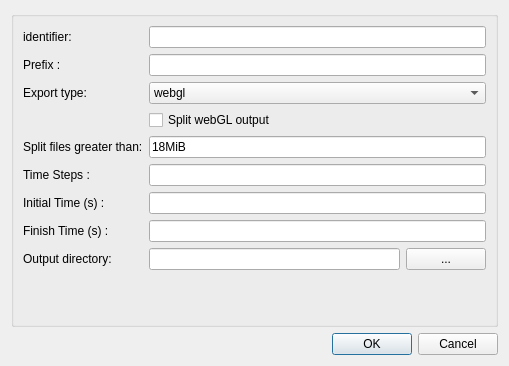
Qt form mapclientplugins/argonsceneexporterstep/qt/configuredialog.ui (mapclient-plugins/mapclientplugins.argonsceneexporterstep) before a commit.
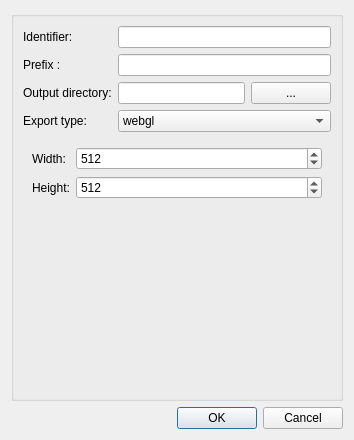
The same form after that commit. The open tabs and pages were chosen to show the change.

Commit message: Update to make use of the new image exporter available from opencmiss.exporter.

Patch:
```diff
--- a/mapclientplugins/argonsceneexporterstep/qt/configuredialog.ui
+++ b/mapclientplugins/argonsceneexporterstep/qt/configuredialog.ui
@@ -6,24 +6,24 @@
    <rect>
     <x>0</x>
     <y>0</y>
-    <width>509</width>
-    <height>366</height>
+    <width>354</width>
+    <height>440</height>
    </rect>
   </property>
   <property name="windowTitle">
    <string>Configure Argon Scene Exporter</string>
   </property>
-  <layout class="QGridLayout" name="gridLayout">
-   <item row="0" column="0">
+  <layout class="QVBoxLayout" name="verticalLayout">
+   <item>
     <widget class="QGroupBox" name="configGroupBox">
      <property name="title">
       <string/>
      </property>
-     <layout class="QFormLayout" name="formLayout">
+     <layout class="QFormLayout" name="formLayout_3">
       <item row="0" column="0">
        <widget class="QLabel" name="label0">
         <property name="text">
-         <string>identifier:  </string>
+         <string>Identifier:  </string>
         </property>
        </widget>
       </item>
@@ -40,44 +40,14 @@
       <item row="1" column="1">
        <widget class="QLineEdit" name="prefix_lineEdit"/>
       </item>
-      <item row="5" column="0">
-       <widget class="QLabel" name="label_4">
-        <property name="text">
-         <string>Time Steps : </string>
-        </property>
-       </widget>
-      </item>
-      <item row="5" column="1">
-       <widget class="QLineEdit" name="timeSteps_lineEdit"/>
-      </item>
-      <item row="6" column="0">
-       <widget class="QLabel" name="label">
-        <property name="text">
-         <string>Initial Time (s) : </string>
-        </property>
-       </widget>
-      </item>
-      <item row="6" column="1">
-       <widget class="QLineEdit" name="initialTime_lineEdit"/>
-      </item>
-      <item row="7" column="0">
-       <widget class="QLabel" name="label_2">
-        <property name="text">
-         <string>Finish Time (s) : </string>
-        </property>
-       </widget>
-      </item>
-      <item row="7" column="1">
-       <widget class="QLineEdit" name="finishTime_lineEdit"/>
-      </item>
-      <item row="8" column="0">
+      <item row="2" column="0">
        <widget class="QLabel" name="label1">
         <property name="text">
          <string>Output directory:</string>
         </property>
        </widget>
       </item>
-      <item row="8" column="1">
+      <item row="2" column="1">
        <layout class="QHBoxLayout" name="horizontalLayout">
         <item>
          <widget class="QLineEdit" name="lineEditOutputDirectory"/>
@@ -91,14 +61,14 @@
         </item>
        </layout>
       </item>
-      <item row="2" column="0">
+      <item row="3" column="0">
        <widget class="QLabel" name="label_5">
         <property name="text">
          <string>Export type:</string>
         </property>
        </widget>
       </item>
-      <item row="2" column="1">
+      <item row="3" column="1">
        <widget class="QComboBox" name="comboBoxExportType">
         <property name="currentIndex">
          <number>0</number>
@@ -115,31 +85,123 @@
         </item>
        </widget>
       </item>
-      <item row="4" column="0">
-       <widget class="QLabel" name="label_6">
-        <property name="text">
-         <string>Split files greater than:</string>
+      <item row="4" column="0" colspan="2">
+       <widget class="QStackedWidget" name="stackedWidget">
+        <property name="lineWidth">
+         <number>0</number>
         </property>
-       </widget>
-      </item>
-      <item row="4" column="1">
-       <widget class="QLineEdit" name="splitMaxSize_lineEdit">
-        <property name="text">
-         <string>18MiB</string>
+        <property name="midLineWidth">
+         <number>-4</number>
         </property>
-       </widget>
-      </item>
-      <item row="3" column="1">
-       <widget class="QCheckBox" name="checkBoxSplitWebGLOutput">
-        <property name="text">
-         <string>Split webGL output</string>
+        <property name="currentIndex">
+         <number>0</number>
         </property>
+        <widget class="QWidget" name="pageWebGL">
+         <layout class="QFormLayout" name="formLayout_2">
+          <item row="0" column="1">
+           <widget class="QCheckBox" name="checkBoxSplitWebGLOutput">
+            <property name="text">
+             <string>Split webGL output</string>
+            </property>
+           </widget>
+          </item>
+          <item row="1" column="1">
+           <widget class="QLineEdit" name="splitMaxSize_lineEdit">
+            <property name="text">
+             <string>18MiB</string>
+            </property>
+           </widget>
+          </item>
+          <item row="1" column="0">
+           <widget class="QLabel" name="label_6">
+            <property name="text">
+             <string>Split files greater than:</string>
+            </property>
+           </widget>
+          </item>
+          <item row="2" column="0">
+           <widget class="QLabel" name="label_4">
+            <property name="text">
+             <string>Time Steps : </string>
+            </property>
+           </widget>
+          </item>
+          <item row="3" column="0">
+           <widget class="QLabel" name="label">
+            <property name="text">
+             <string>Initial Time (s) : </string>
+            </property>
+           </widget>
+          </item>
+          <item row="4" column="0">
+           <widget class="QLabel" name="label_2">
+            <property name="text">
+             <string>Finish Time (s) : </string>
+            </property>
+           </widget>
+          </item>
+          <item row="2" column="1">
+           <widget class="QLineEdit" name="timeSteps_lineEdit"/>
+          </item>
+          <item row="3" column="1">
+           <widget class="QLineEdit" name="initialTime_lineEdit"/>
+          </item>
+          <item row="4" column="1">
+           <widget class="QLineEdit" name="finishTime_lineEdit"/>
+          </item>
+         </layout>
+        </widget>
+        <widget class="QWidget" name="pageThumbnail"/>
+        <widget class="QWidget" name="pageImage">
+         <layout class="QFormLayout" name="formLayout">
+          <item row="0" column="0">
+           <widget class="QLabel" name="labelWidth">
+            <property name="text">
+             <string>Width:</string>
+            </property>
+           </widget>
+          </item>
+          <item row="0" column="1">
+           <widget class="QSpinBox" name="spinBoxWidth">
+            <property name="minimum">
+             <number>18</number>
+            </property>
+            <property name="maximum">
+             <number>9999</number>
+            </property>
+            <property name="value">
+             <number>512</number>
+            </property>
+           </widget>
+          </item>
+          <item row="1" column="0">
+           <widget class="QLabel" name="labelHeight">
+            <property name="text">
+             <string>Height:</string>
+            </property>
+           </widget>
+          </item>
+          <item row="1" column="1">
+           <widget class="QSpinBox" name="spinBoxHeight">
+            <property name="minimum">
+             <number>18</number>
+            </property>
+            <property name="maximum">
+             <number>9999</number>
+            </property>
+            <property name="value">
+             <number>512</number>
+            </property>
+           </widget>
+          </item>
+         </layout>
+        </widget>
        </widget>
       </item>
      </layout>
     </widget>
    </item>
-   <item row="1" column="0">
+   <item>
     <widget class="QDialogButtonBox" name="buttonBox">
      <property name="orientation">
       <enum>Qt::Horizontal</enum>
```
Left out of the diff: 10 changed lines with no effect on the pictures. The commit also changes 5 other files.
